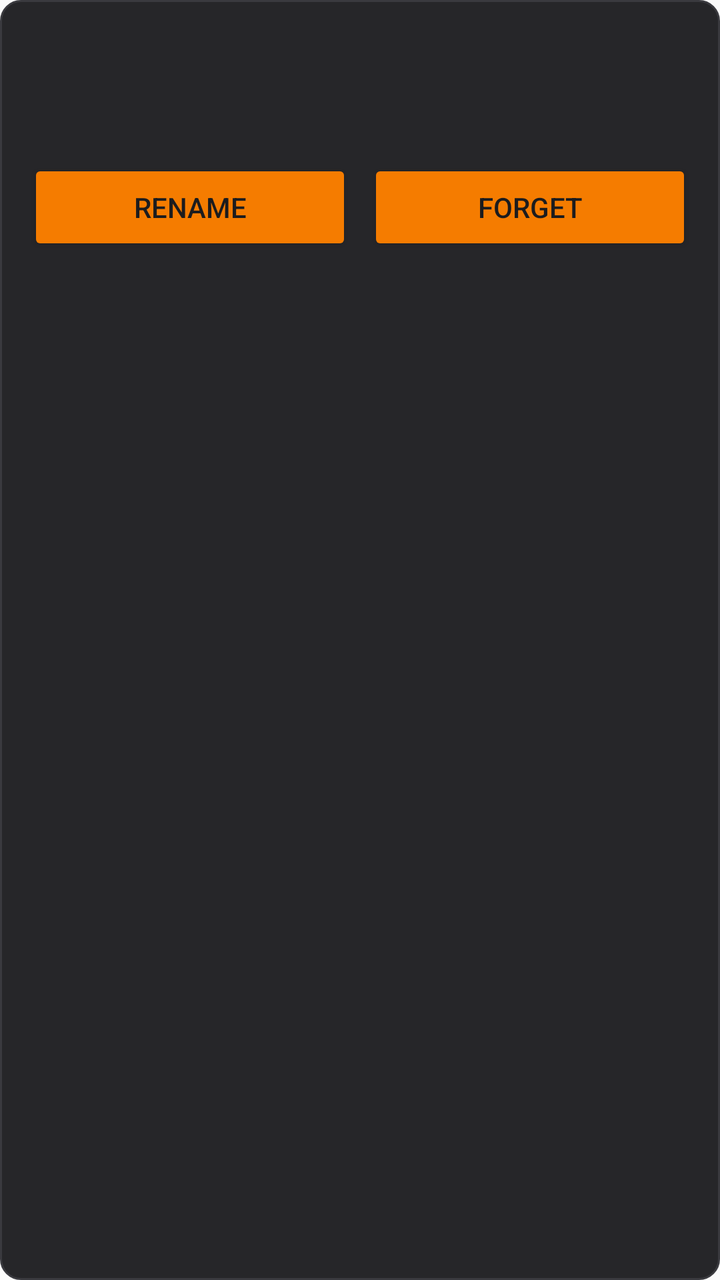
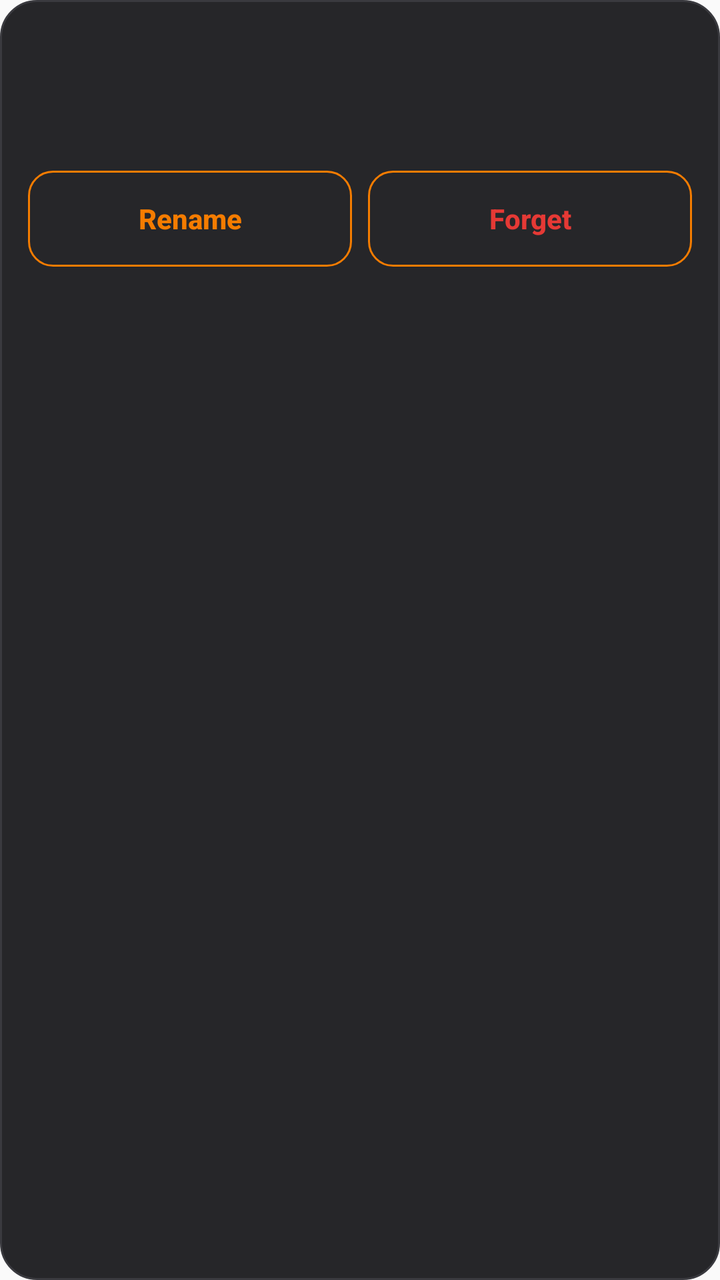

Before-and-after screenshots of an Android layout around one commit, followed by the original layout XML and the change that was made.
<!-- AndroidManifest.xml: application theme Theme.AppCompat.DayNight.NoActionBar -->
<!-- res/layout/item_device.xml -->
<?xml version="1.0" encoding="utf-8"?>
<LinearLayout xmlns:android="http://schemas.android.com/apk/res/android"
    style="@style/CardContainer"
    android:clickable="true"
    android:focusable="true">

    <TextView android:id="@+id/deviceName" style="@style/CardTitle" />
    <TextView
        android:id="@+id/deviceActive"
        style="@style/BodyText"
        android:textColor="@color/accent_text"
        android:text="@string/device_active"
        android:visibility="gone" />
    <TextView android:id="@+id/deviceAddress" style="@style/HintText" />
    <TextView android:id="@+id/deviceInfo" style="@style/BodyText" />

    <LinearLayout
        android:id="@+id/deviceButtons"
        android:orientation="horizontal"
        android:layout_width="match_parent"
        android:layout_height="wrap_content">
        <Button android:id="@+id/renameBtn" style="@style/AmberButton.Row" android:text="@string/device_rename" />
        <Button android:id="@+id/forgetBtn" style="@style/AmberButton.Row" android:layout_marginStart="8dp" android:text="@string/device_forget" />
    </LinearLayout>
</LinearLayout>
<!-- resources referenced by this layout -->
<resources>
  <color name="accent_text">#FFE3E3E6</color>
  <string name="device_active">✓ In use</string>
  <string name="device_forget">Forget</string>
  <string name="device_rename">Rename</string>
  <style name="AmberButton.Row">
          <item name="android:layout_width">0dp</item>
          <item name="android:layout_weight">1</item>
      </style>
  <style name="BodyText">
          <item name="android:layout_width">wrap_content</item>
          <item name="android:layout_height">wrap_content</item>
          <item name="android:textColor">@color/text_primary</item>
          <item name="android:textSize">15sp</item>
          <item name="android:paddingTop">3dp</item>
          <item name="android:paddingBottom">3dp</item>
      </style>
  <style name="CardContainer">
          <item name="android:orientation">vertical</item>
          <item name="android:background">@drawable/card_bg</item>
          <item name="android:paddingStart">14dp</item>
          <item name="android:paddingEnd">14dp</item>
          <item name="android:paddingTop">12dp</item>
          <item name="android:paddingBottom">12dp</item>
          <item name="android:layout_marginBottom">10dp</item>
          <item name="android:layout_width">match_parent</item>
          <item name="android:layout_height">wrap_content</item>
      </style>
  <style name="CardTitle">
          <item name="android:layout_width">wrap_content</item>
          <item name="android:layout_height">wrap_content</item>
          <item name="android:textColor">@color/accent_text</item>
          <item name="android:textSize">14sp</item>
          <item name="android:textStyle">bold</item>
          <item name="android:paddingBottom">6dp</item>
      </style>
  <style name="HintText">
          <item name="android:layout_width">wrap_content</item>
          <item name="android:layout_height">wrap_content</item>
          <item name="android:textColor">@color/text_hint</item>
          <item name="android:textSize">12sp</item>
      </style>
  <color name="text_primary">#FFEDEDEF</color>
  <!-- drawable card_bg (drawable) -->
  <?xml version="1.0" encoding="utf-8"?>
  <shape xmlns:android="http://schemas.android.com/apk/res/android" android:shape="rectangle">
      <solid android:color="@color/card_bg" />
      <corners android:radius="10dp" />
      <stroke android:width="1dp" android:color="@color/card_border" />
  </shape>
  <color name="text_hint">#FF9A9A9F</color>
  <color name="card_bg">#FF262629</color>
  <color name="card_border">#FF3A3A3F</color>
</resources>

<!-- the commit's change to res/layout/item_device.xml (unified diff, before → after) -->
@@ -4,13 +4,31 @@
     android:clickable="true"
     android:focusable="true">
 
-    <TextView android:id="@+id/deviceName" style="@style/CardTitle" />
-    <TextView
-        android:id="@+id/deviceActive"
-        style="@style/BodyText"
-        android:textColor="@color/accent_text"
-        android:text="@string/device_active"
-        android:visibility="gone" />
+    <LinearLayout
+        android:orientation="horizontal"
+        android:layout_width="match_parent"
+        android:layout_height="wrap_content"
+        android:gravity="center_vertical">
+        <TextView
+            android:id="@+id/deviceName"
+            style="@style/CardTitle"
+            android:layout_width="0dp"
+            android:layout_weight="1"
+            android:textSize="17sp"
+            android:paddingBottom="0dp" />
+        <TextView
+            android:id="@+id/deviceActive"
+            style="@style/HintText"
+            android:background="@drawable/btn_outline"
+            android:paddingStart="10dp"
+            android:paddingEnd="10dp"
+            android:paddingTop="3dp"
+            android:paddingBottom="3dp"
+            android:textColor="@color/amber"
+            android:textStyle="bold"
+            android:text="@string/device_active"
+            android:visibility="gone" />
+    </LinearLayout>
     <TextView android:id="@+id/deviceAddress" style="@style/HintText" />
     <TextView android:id="@+id/deviceInfo" style="@style/BodyText" />
 
@@ -18,8 +36,9 @@
         android:id="@+id/deviceButtons"
         android:orientation="horizontal"
         android:layout_width="match_parent"
-        android:layout_height="wrap_content">
-        <Button android:id="@+id/renameBtn" style="@style/AmberButton.Row" android:text="@string/device_rename" />
-        <Button android:id="@+id/forgetBtn" style="@style/AmberButton.Row" android:layout_marginStart="8dp" android:text="@string/device_forget" />
+        android:layout_height="wrap_content"
+        android:layout_marginTop="8dp">
+        <Button android:id="@+id/renameBtn" style="@style/OutlineButton.Row" android:text="@string/device_rename" />
+        <Button android:id="@+id/forgetBtn" style="@style/OutlineButton.Row" android:layout_marginStart="8dp" android:textColor="@color/bad" android:text="@string/device_forget" />
     </LinearLayout>
 </LinearLayout>
<!-- resource entries referenced after the edit -->
@@ -1,13 +1,22 @@
 <!-- resources referenced by this layout -->
 <resources>
+  <color name="amber">#FFF57C00</color>
+  <color name="bad">#FFE53935</color>
+  <!-- drawable btn_outline (drawable) -->
+  <?xml version="1.0" encoding="utf-8"?>
+  <ripple xmlns:android="http://schemas.android.com/apk/res/android" android:color="@color/amber_soft">
+      <item>
+          <shape android:shape="rectangle">
+              <solid android:color="@android:color/transparent" />
+              <corners android:radius="12dp" />
+              <stroke android:width="1dp" android:color="@color/amber" />
+          </shape>
+      </item>
+  </ripple>
   <color name="accent_text">#FFE3E3E6</color>
   <string name="device_active">✓ In use</string>
   <string name="device_forget">Forget</string>
   <string name="device_rename">Rename</string>
-  <style name="AmberButton.Row">
-          <item name="android:layout_width">0dp</item>
-          <item name="android:layout_weight">1</item>
-      </style>
   <style name="BodyText">
           <item name="android:layout_width">wrap_content</item>
           <item name="android:layout_height">wrap_content</item>
@@ -41,12 +50,17 @@
           <item name="android:textColor">@color/text_hint</item>
           <item name="android:textSize">12sp</item>
       </style>
+  <style name="OutlineButton.Row">
+          <item name="android:layout_width">0dp</item>
+          <item name="android:layout_weight">1</item>
+      </style>
+  <color name="amber_soft">#26F57C00</color>
   <color name="text_primary">#FFEDEDEF</color>
   <!-- drawable card_bg (drawable) -->
   <?xml version="1.0" encoding="utf-8"?>
   <shape xmlns:android="http://schemas.android.com/apk/res/android" android:shape="rectangle">
       <solid android:color="@color/card_bg" />
-      <corners android:radius="10dp" />
+      <corners android:radius="18dp" />
       <stroke android:width="1dp" android:color="@color/card_border" />
   </shape>
   <color name="text_hint">#FF9A9A9F</color>
